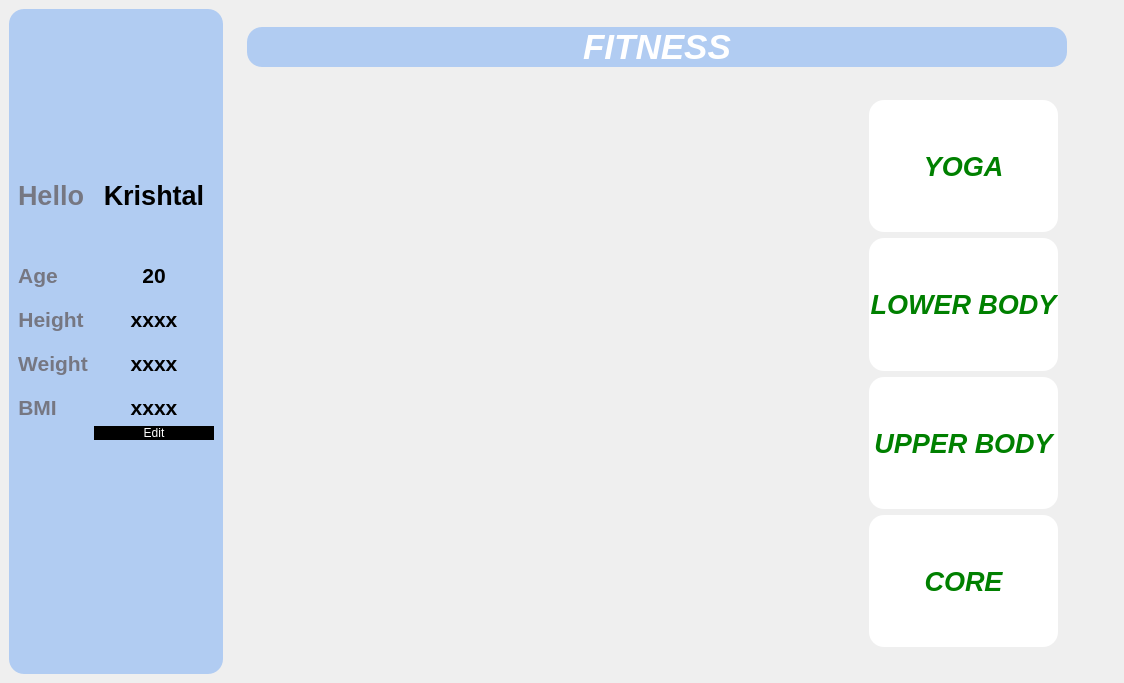
First picture: the form in K/fitness.ui, repository burr1to/kaizen, before the edit.
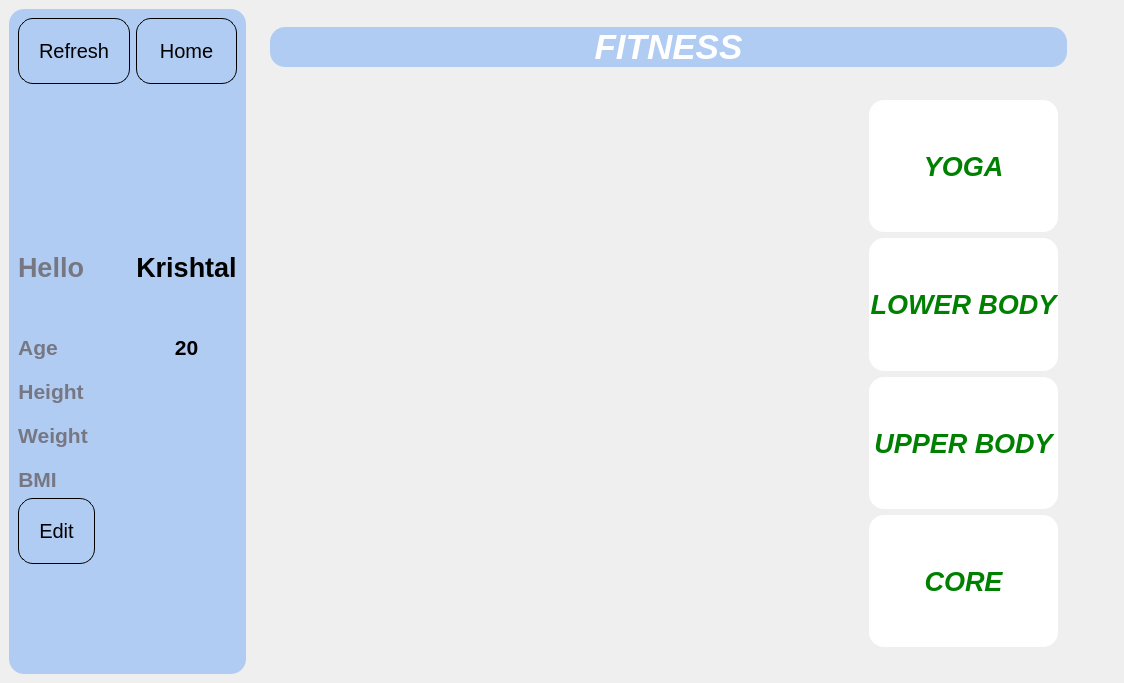
Second picture: the form after the edit. Icons and pictures are not drawn.

Commit message: fitness doing

```diff
--- a/K/fitness.ui
+++ b/K/fitness.ui
@@ -35,7 +35,7 @@
        <enum>QFrame::Raised</enum>
       </property>
       <layout class="QFormLayout" name="formLayout">
-       <item row="0" column="0" colspan="2">
+       <item row="1" column="0" colspan="2">
         <widget class="QPushButton" name="pushButton_goback">
          <property name="sizePolicy">
           <sizepolicy hsizetype="Preferred" vsizetype="Preferred">
@@ -57,7 +57,7 @@
          </property>
         </widget>
        </item>
-       <item row="1" column="0" colspan="2">
+       <item row="2" column="0" colspan="2">
         <spacer name="horizontalSpacer_5">
          <property name="orientation">
           <enum>Qt::Horizontal</enum>
@@ -70,7 +70,7 @@
          </property>
         </spacer>
        </item>
-       <item row="2" column="0">
+       <item row="3" column="0">
         <widget class="QLabel" name="label_6">
          <property name="font">
           <font>
@@ -89,7 +89,7 @@
          </property>
         </widget>
        </item>
-       <item row="2" column="1">
+       <item row="3" column="1">
         <widget class="QLabel" name="label_19">
          <property name="font">
           <font>
@@ -109,7 +109,7 @@
          </property>
         </widget>
        </item>
-       <item row="3" column="0" colspan="2">
+       <item row="4" column="0" colspan="2">
         <spacer name="horizontalSpacer">
          <property name="orientation">
           <enum>Qt::Horizontal</enum>
@@ -122,7 +122,7 @@
          </property>
         </spacer>
        </item>
-       <item row="4" column="0">
+       <item row="5" column="0">
         <widget class="QLabel" name="label_2">
          <property name="font">
           <font>
@@ -141,8 +141,8 @@
          </property>
         </widget>
        </item>
-       <item row="4" column="1">
-        <widget class="QLabel" name="label_3">
+       <item row="5" column="1">
+        <widget class="QLabel" name="age">
          <property name="font">
           <font>
            <pointsize>16</pointsize>
@@ -161,7 +161,7 @@
          </property>
         </widget>
        </item>
-       <item row="5" column="0" colspan="2">
+       <item row="6" column="0" colspan="2">
         <spacer name="horizontalSpacer_2">
          <property name="orientation">
           <enum>Qt::Horizontal</enum>
@@ -174,7 +174,7 @@
          </property>
         </spacer>
        </item>
-       <item row="6" column="0">
+       <item row="7" column="0">
         <widget class="QLabel" name="label_4">
          <property name="font">
           <font>
@@ -193,8 +193,8 @@
          </property>
         </widget>
        </item>
-       <item row="6" column="1">
-        <widget class="QLabel" name="label_5">
+       <item row="7" column="1">
+        <widget class="QLabel" name="height">
          <property name="font">
           <font>
            <pointsize>16</pointsize>
@@ -206,14 +206,14 @@
           <string notr="true">color : black;</string>
          </property>
          <property name="text">
-          <string>xxxx</string>
+          <string/>
          </property>
          <property name="alignment">
           <set>Qt::AlignCenter</set>
          </property>
         </widget>
        </item>
-       <item row="7" column="0" colspan="2">
+       <item row="8" column="0" colspan="2">
         <spacer name="horizontalSpacer_3">
          <property name="orientation">
           <enum>Qt::Horizontal</enum>
@@ -226,7 +226,7 @@
          </property>
         </spacer>
        </item>
-       <item row="8" column="0">
+       <item row="9" column="0">
         <widget class="QLabel" name="label_7">
          <property name="font">
           <font>
@@ -245,8 +245,8 @@
          </property>
         </widget>
        </item>
-       <item row="8" column="1">
-        <widget class="QLabel" name="label_8">
+       <item row="9" column="1">
+        <widget class="QLabel" name="weight">
          <property name="font">
           <font>
            <pointsize>16</pointsize>
@@ -258,14 +258,14 @@
           <string notr="true">color : black;</string>
          </property>
          <property name="text">
-          <string>xxxx</string>
+          <string/>
          </property>
          <property name="alignment">
           <set>Qt::AlignCenter</set>
          </property>
         </widget>
        </item>
-       <item row="9" column="0" colspan="2">
+       <item row="10" column="0" colspan="2">
         <spacer name="horizontalSpacer_4">
          <property name="orientation">
           <enum>Qt::Horizontal</enum>
@@ -278,7 +278,7 @@
          </property>
         </spacer>
        </item>
-       <item row="10" column="0">
+       <item row="11" column="0">
         <widget class="QLabel" name="label_9">
          <property name="font">
           <font>
@@ -297,31 +297,35 @@
          </property>
         </widget>
        </item>
-       <item row="10" column="1">
-        <widget class="QLabel" name="label_10">
-         <property name="font">
-          <font>
-           <pointsize>16</pointsize>
-           <italic>false</italic>
-           <bold>true</bold>
-          </font>
-         </property>
-         <property name="styleSheet">
-          <string notr="true">color : black;</string>
-         </property>
-         <property name="text">
-          <string>xxxx</string>
-         </property>
-         <property name="alignment">
-          <set>Qt::AlignCenter</set>
-         </property>
-        </widget>
-       </item>
        <item row="11" column="1">
-        <widget class="QPushButton" name="pushButton">
+        <widget class="QLabel" name="bmi">
+         <property name="font">
+          <font>
+           <pointsize>16</pointsize>
+           <italic>false</italic>
+           <bold>true</bold>
+          </font>
+         </property>
          <property name="styleSheet">
-          <string notr="true">background-color: black;
-color: white;</string>
+          <string notr="true">color : black;</string>
+         </property>
+         <property name="text">
+          <string/>
+         </property>
+         <property name="alignment">
+          <set>Qt::AlignCenter</set>
+         </property>
+        </widget>
+       </item>
+       <item row="12" column="0">
+        <widget class="QPushButton" name="editstuff">
+         <property name="styleSheet">
+          <string notr="true">#editstuff{
+padding:20px;
+color:black;
+font-size:20px;
+border:1px solid black;
+}</string>
          </property>
          <property name="text">
           <string>Edit</string>
@@ -335,6 +339,39 @@
          </property>
         </widget>
        </item>
+       <item row="0" column="0">
+        <widget class="QPushButton" name="refresh">
+         <property name="styleSheet">
+          <string notr="true">#refresh{
+padding:20px;
+color:black;
+font-size:20px;
+border:1px solid black;
+}</string>
+         </property>
+         <property name="text">
+          <string>Refresh</string>
+         </property>
+        </widget>
+       </item>
+       <item row="0" column="1">
+        <widget class="QPushButton" name="home">
+         <property name="styleSheet">
+          <string notr="true">#home{
+
+padding:20px;
+color:black;
+font-size:20px;
+border:1px solid black;
+
+
+}</string>
+         </property>
+         <property name="text">
+          <string>Home</string>
+         </property>
+        </widget>
+       </item>
       </layout>
      </widget>
     </item>
```
The commit also changes 11 other files.
